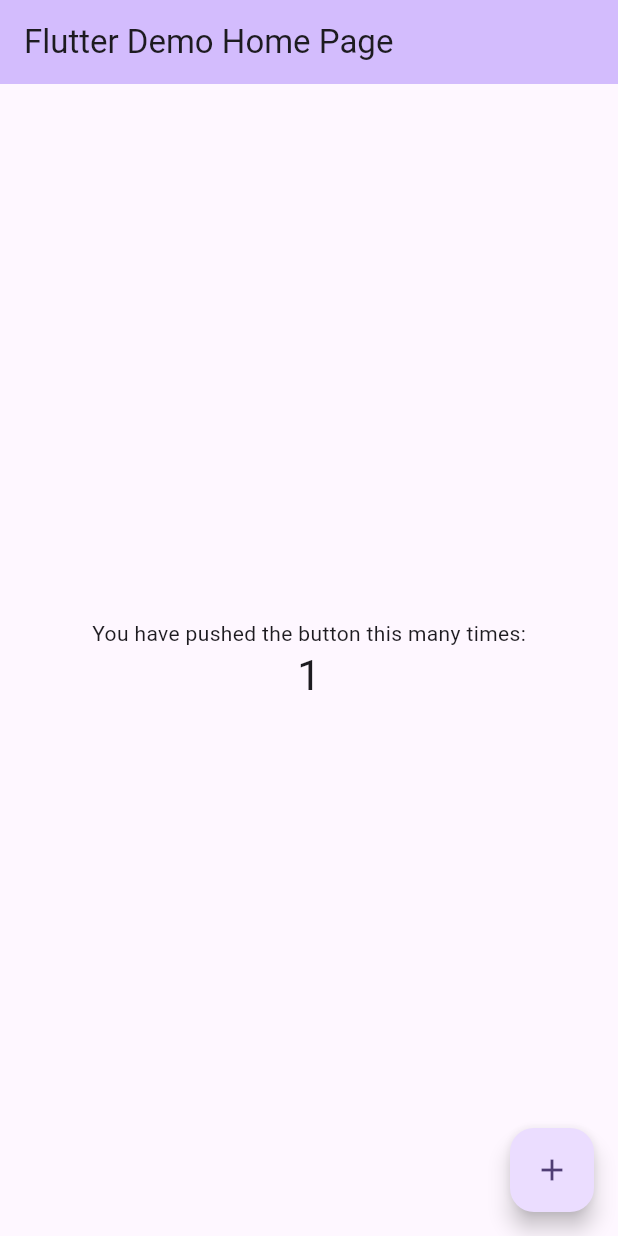
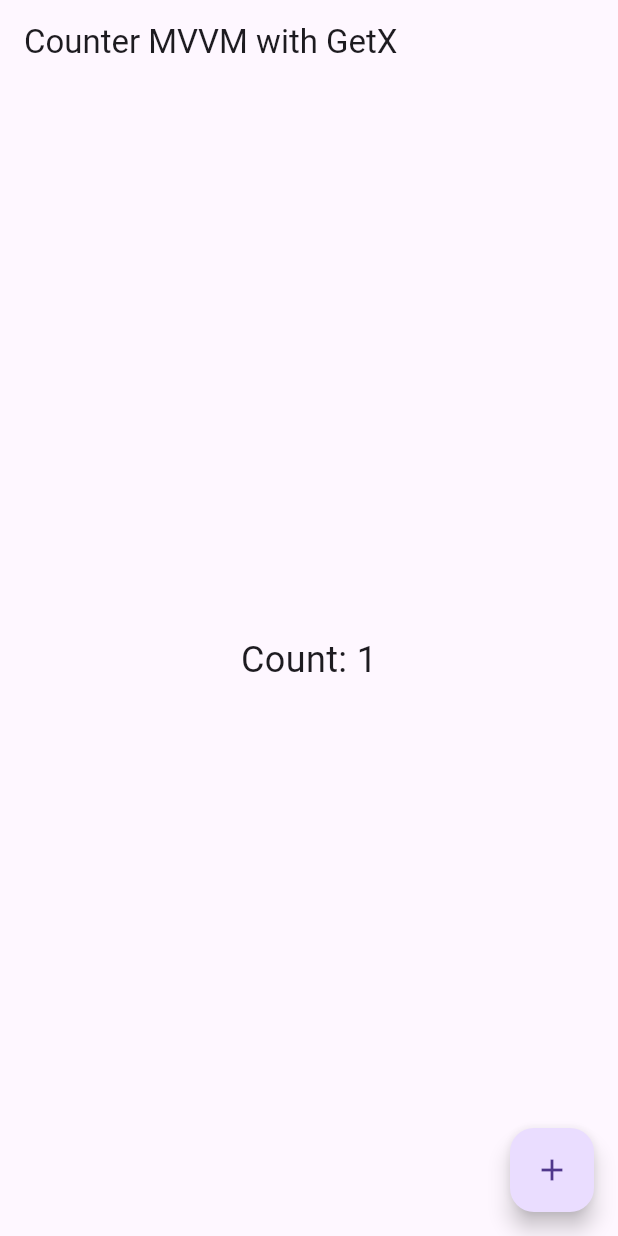
Before and after one commit to GrandMissionTokyo/Flutter-MVVM-demo, a Flutter app: the screen it shows after launch, after a tap on the "add" icon, on a phone screen of 412 x 824 dp. Run offline on Flutter 3.47's test engine with Material 3 defaults, Android fonts, the phone set to English and light mode, and no system bars; our stand-ins replace get.

Commit message:
getx_mvvm

```diff
--- /dev/null
+++ b/flutter_mvvm_demo/lib/bindings/counter_binding.dart
@@ -0,0 +1,9 @@
+import 'package:get/get.dart';
+import '../controllers/counter_controller.dart';
+
+class CounterBinding extends Bindings {
+  @override
+  void dependencies() {
+    Get.lazyPut<CounterController>(() => CounterController());
+  }
+}
--- /dev/null
+++ b/flutter_mvvm_demo/lib/controllers/counter_controller.dart
@@ -0,0 +1,12 @@
+import 'package:get/get.dart';
+import '../models/counter_model.dart';
+
+class CounterController extends GetxController {
+  final counter = CounterModel(0).obs;
+
+  void increment() {
+    counter.update((val) {
+      val?.count++;
+    });
+  }
+}
--- a/flutter_mvvm_demo/lib/main.dart
+++ b/flutter_mvvm_demo/lib/main.dart
@@ -1,4 +1,7 @@
 import 'package:flutter/material.dart';
+import 'package:get/get.dart';
+import 'views/counter_view.dart';
+import 'bindings/counter_binding.dart';
 
 void main() {
   runApp(const MyApp());
@@ -9,92 +12,9 @@ class MyApp extends StatelessWidget {
 
   @override
   Widget build(BuildContext context) {
-    return MaterialApp(
-      title: 'Flutter Demo',
-      theme: ThemeData(
-        colorScheme: ColorScheme.fromSeed(seedColor: Colors.deepPurple),
-        useMaterial3: true,
-      ),
-      home: const MyHomePage(title: 'Flutter Demo Home Page'),
+    return GetMaterialApp(
+      initialBinding: CounterBinding(),
+      home: const CounterView(),
     );
   }
 }
-
-class MyHomePage extends StatefulWidget {
-  const MyHomePage({super.key, required this.title});
-
-  final String title;
-
-  @override
-  State<MyHomePage> createState() => _MyHomePageState();
-}
-
-class _MyHomePageState extends State<MyHomePage> {
-  int _counter = 0;
-
-  void _incrementCounter() {
-    setState(() {
-      // This call to setState tells the Flutter framework that something has
-      // changed in this State, which causes it to rerun the build method below
-      // so that the display can reflect the updated values. If we changed
-      // _counter without calling setState(), then the build method would not be
-      // called again, and so nothing would appear to happen.
-      _counter++;
-    });
-  }
-
-  @override
-  Widget build(BuildContext context) {
-    // This method is rerun every time setState is called, for instance as done
-    // by the _incrementCounter method above.
-    //
-    // The Flutter framework has been optimized to make rerunning build methods
-    // fast, so that you can just rebuild anything that needs updating rather
-    // than having to individually change instances of widgets.
-    return Scaffold(
-      appBar: AppBar(
-        // TRY THIS: Try changing the color here to a specific color (to
-        // Colors.amber, perhaps?) and trigger a hot reload to see the AppBar
-        // change color while the other colors stay the same.
-        backgroundColor: Theme.of(context).colorScheme.inversePrimary,
-        // Here we take the value from the MyHomePage object that was created by
-        // the App.build method, and use it to set our appbar title.
-        title: Text(widget.title),
-      ),
-      body: Center(
-        // Center is a layout widget. It takes a single child and positions it
-        // in the middle of the parent.
-        child: Column(
-          // Column is also a layout widget. It takes a list of children and
-          // arranges them vertically. By default, it sizes itself to fit its
-          // children horizontally, and tries to be as tall as its parent.
-          //
-          // Column has various properties to control how it sizes itself and
-          // how it positions its children. Here we use mainAxisAlignment to
-          // center the children vertically; the main axis here is the vertical
-          // axis because Columns are vertical (the cross axis would be
-          // horizontal).
-          //
-          // TRY THIS: Invoke "debug painting" (choose the "Toggle Debug Paint"
-          // action in the IDE, or press "p" in the console), to see the
-          // wireframe for each widget.
-          mainAxisAlignment: MainAxisAlignment.center,
-          children: <Widget>[
-            const Text(
-              'You have pushed the button this many times:',
-            ),
-            Text(
-              '$_counter',
-              style: Theme.of(context).textTheme.headlineMedium,
-            ),
-          ],
-        ),
-      ),
-      floatingActionButton: FloatingActionButton(
-        onPressed: _incrementCounter,
-        tooltip: 'Increment',
-        child: const Icon(Icons.add),
-      ), // This trailing comma makes auto-formatting nicer for build methods.
-    );
-  }
-}
--- /dev/null
+++ b/flutter_mvvm_demo/lib/models/counter_model.dart
@@ -0,0 +1,5 @@
+class CounterModel {
+  int count;
+
+  CounterModel(this.count);
+}
--- /dev/null
+++ b/flutter_mvvm_demo/lib/views/counter_view.dart
@@ -0,0 +1,30 @@
+import 'package:flutter/material.dart';
+import 'package:get/get.dart';
+import '../controllers/counter_controller.dart';
+
+class CounterView extends StatelessWidget {
+  const CounterView({super.key});
+
+  @override
+  Widget build(BuildContext context) {
+    final CounterController controller = Get.find();
+
+    return Scaffold(
+      appBar: AppBar(
+        title: const Text('Counter MVVM with GetX'),
+      ),
+      body: Center(
+        child: Obx(
+          () => Text(
+            'Count: ${controller.counter.value.count}',
+            style: const TextStyle(fontSize: 24),
+          ),
+        ),
+      ),
+      floatingActionButton: FloatingActionButton(
+        onPressed: controller.increment,
+        child: const Icon(Icons.add),
+      ),
+    );
+  }
+}
--- a/flutter_mvvm_demo/pubspec.yaml
+++ b/flutter_mvvm_demo/pubspec.yaml
@@ -31,10 +31,8 @@ dependencies:
   flutter:
     sdk: flutter
 
-
-  # The following adds the Cupertino Icons font to your application.
-  # Use with the CupertinoIcons class for iOS style icons.
   cupertino_icons: ^1.0.2
+  get: ^4.6.6
 
 dev_dependencies:
   flutter_test:
```
Also changed, not shown: flutter_mvvm_demo/pubspec.lock.
